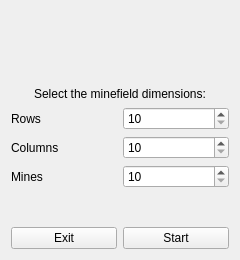
The window that startwindow.ui (HbotondS/Minesweaper) describes before a commit, drawn with Qt 5.
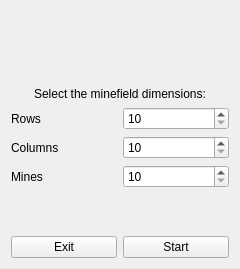
The same window after the commit.

What changed in the file:
```diff
--- a/startwindow.ui
+++ b/startwindow.ui
@@ -7,7 +7,7 @@
     <x>0</x>
     <y>0</y>
     <width>240</width>
-    <height>260</height>
+    <height>269</height>
    </rect>
   </property>
   <property name="windowTitle">
```
Left out of the diff: 2 changed lines with no effect on the pictures.
